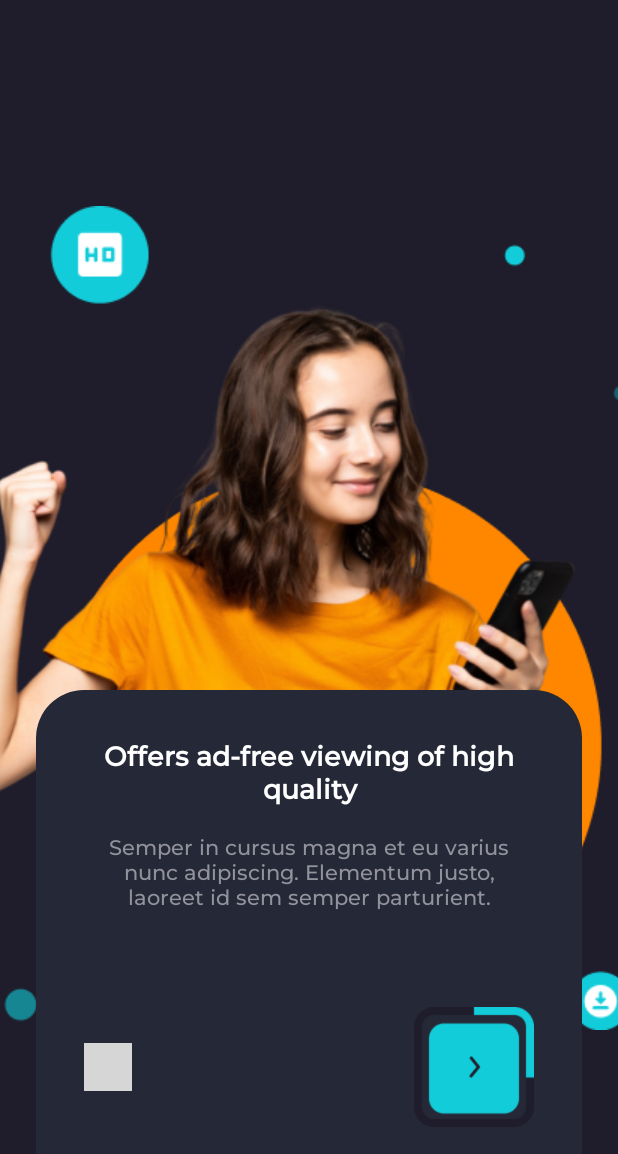
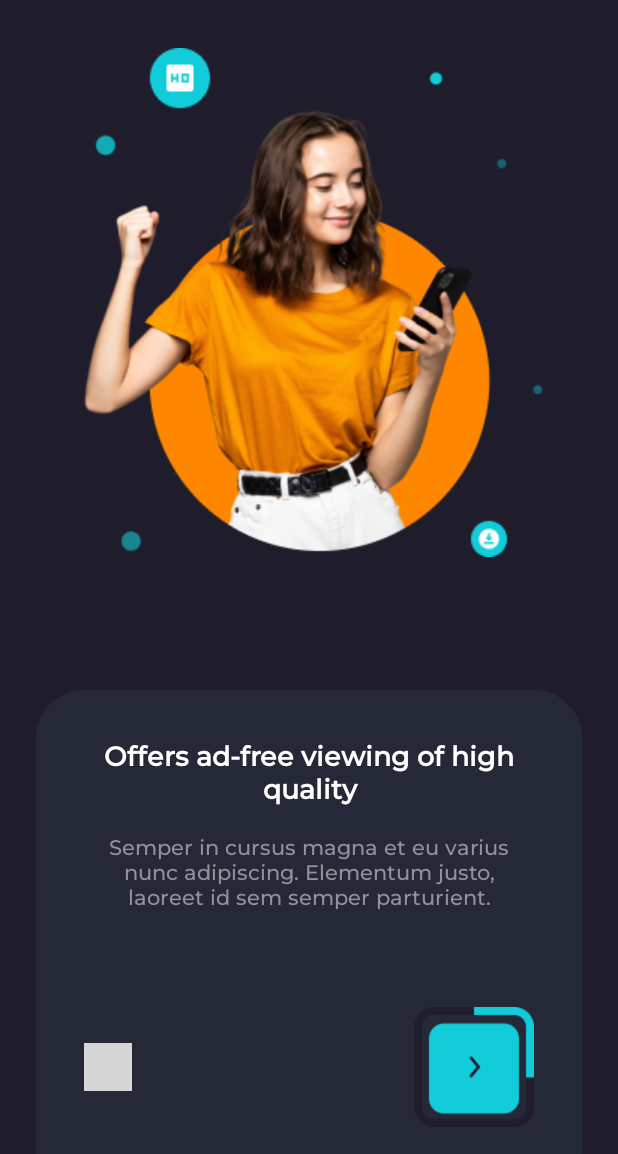
Before and after one commit to phannpha0802/Flicks, an Android app: the screen it shows after launch (OnboardActivity), after a tap on an icon or button, on a phone screen of 412 x 824 dp. Shown: the top 1154 px of the screen. Run offline under Robolectric (Android 15) with nearby library versions, the phone set to English and light mode, and no system bars; our stand-ins replace data binding; plain views replace DotsIndicator; 1 statement that could not run was skipped; grey boxes are pictures that could not be loaded.

Commit message:
modified onboard screen to correct ux

```diff
--- a/app/src/main/res/layout/activity_sign_up.xml
+++ b/app/src/main/res/layout/activity_sign_up.xml
@@ -18,7 +18,7 @@
 			app:layout_constraintEnd_toEndOf="parent"
 			app:layout_constraintStart_toStartOf="parent"
 			app:layout_constraintTop_toTopOf="parent"
-			tools:text="SignUp Page" />
+			android:text="SignUp Page" />
 
 	</androidx.constraintlayout.widget.ConstraintLayout>
 </layout>
--- a/app/src/main/res/layout/fragment_onboard_v2.xml
+++ b/app/src/main/res/layout/fragment_onboard_v2.xml
@@ -8,10 +8,13 @@
     tools:context=".ui.onboard.OnboardV2Fragment">
 
     <ImageView
-        android:layout_width="match_parent"
-        android:layout_height="match_parent"
+        android:layout_width="wrap_content"
+        android:layout_height="wrap_content"
+        android:layout_alignParentTop="true"
+        android:layout_centerHorizontal="true"
+        android:layout_marginTop="32dp"
         android:scaleType="center"
         android:contentDescription="@null"
-        android:src="@drawable/onboard_image_2" />
+        android:src="@drawable/onboard_v2" />
 
 </RelativeLayout>
```
Also changed, not shown: app/src/main/java/com/kh/flicks/movie/streaming/ui/auth/SignInActivity.kt (+19 -0 lines), app/src/main/java/com/kh/flicks/movie/streaming/ui/auth/SignUpActivity.kt (+10 -6 lines), app/src/main/res/layout/fragment_onboard_v3.xml (+6 -3 lines).
